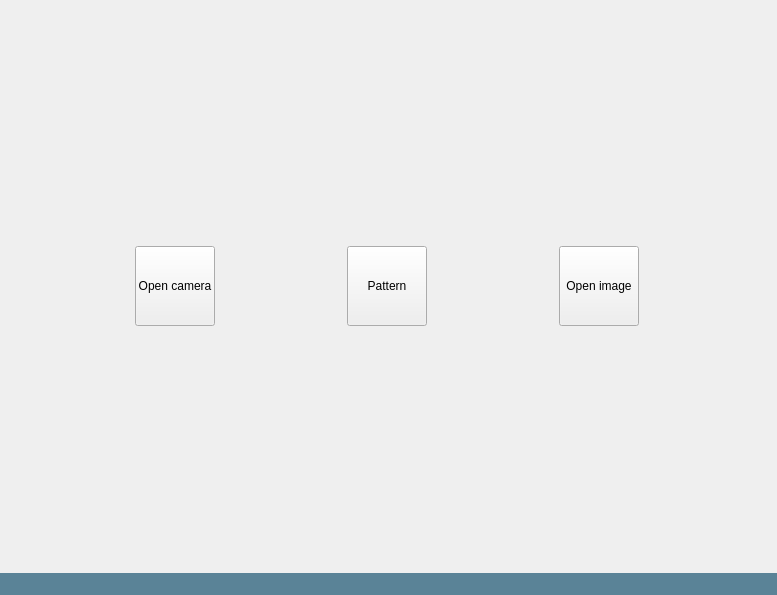
This is develop/interfaces/interface_main.ui in Mark-mmv/HelczaViewerMultiProject_v1 as Qt 5 draws it before an edit. The edited form follows.
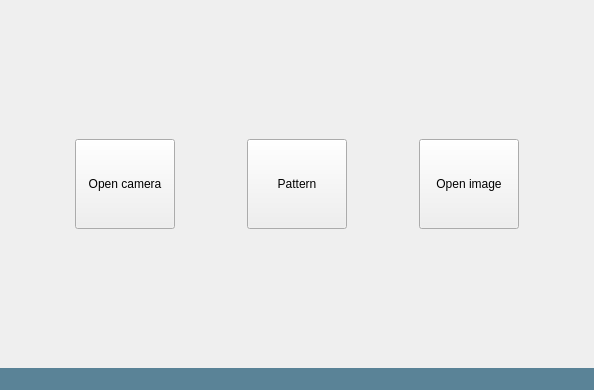
This is the edited form. Icons and pictures are not drawn.

```diff
--- a/develop/interfaces/interface_main.ui
+++ b/develop/interfaces/interface_main.ui
@@ -6,8 +6,8 @@
    <rect>
     <x>0</x>
     <y>0</y>
-    <width>777</width>
-    <height>595</height>
+    <width>594</width>
+    <height>390</height>
    </rect>
   </property>
   <property name="windowTitle">
@@ -28,10 +28,16 @@
         <verstretch>0</verstretch>
        </sizepolicy>
       </property>
+      <property name="minimumSize">
+       <size>
+        <width>100</width>
+        <height>90</height>
+       </size>
+      </property>
       <property name="maximumSize">
        <size>
-        <width>80</width>
-        <height>80</height>
+        <width>100</width>
+        <height>90</height>
        </size>
       </property>
       <property name="text">
@@ -47,10 +53,16 @@
         <verstretch>0</verstretch>
        </sizepolicy>
       </property>
+      <property name="minimumSize">
+       <size>
+        <width>100</width>
+        <height>90</height>
+       </size>
+      </property>
       <property name="maximumSize">
        <size>
-        <width>80</width>
-        <height>80</height>
+        <width>100</width>
+        <height>90</height>
        </size>
       </property>
       <property name="text">
@@ -66,10 +78,16 @@
         <verstretch>0</verstretch>
        </sizepolicy>
       </property>
+      <property name="minimumSize">
+       <size>
+        <width>100</width>
+        <height>90</height>
+       </size>
+      </property>
       <property name="maximumSize">
        <size>
-        <width>80</width>
-        <height>80</height>
+        <width>100</width>
+        <height>90</height>
        </size>
       </property>
       <property name="text">
```
Left out of the diff: 8 changed lines with no effect on the pictures.
